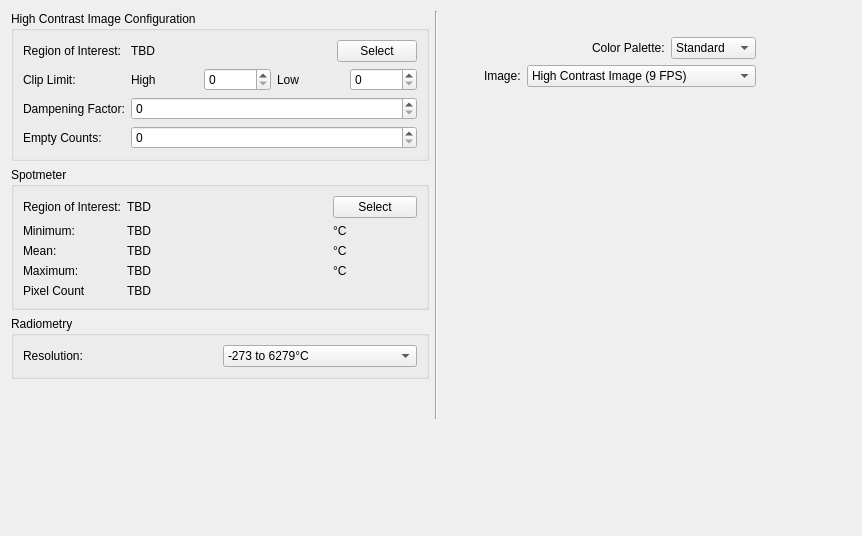
The window that src/brickv/plugin_system/plugins/thermal_imaging/ui/thermal_imaging.ui (Tinkerforge/brickv) describes before a commit, drawn with Qt 5.
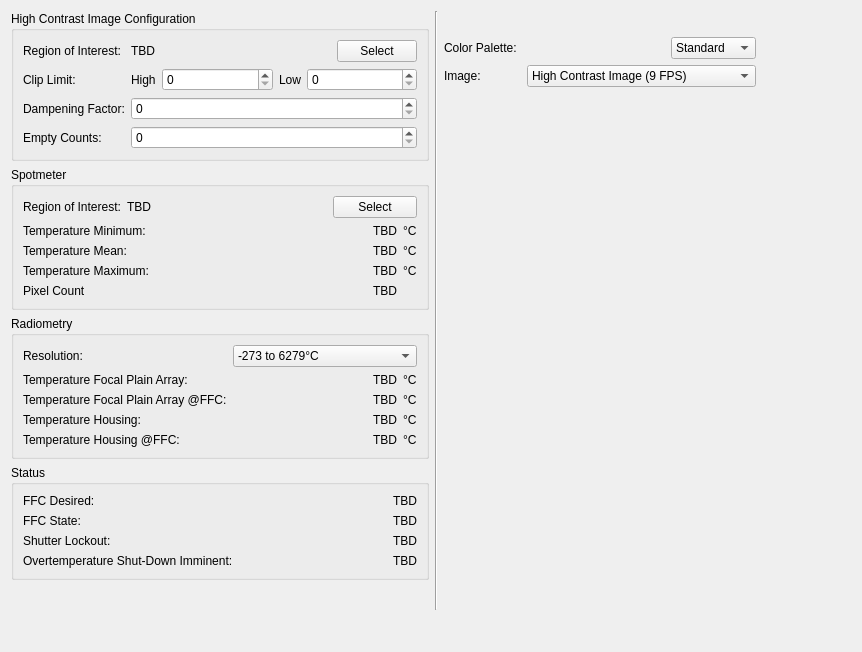
The same window after the commit.

Commit message: Add more status info

The edit to the form file:
```diff
--- a/src/brickv/plugin_system/plugins/thermal_imaging/ui/thermal_imaging.ui
+++ b/src/brickv/plugin_system/plugins/thermal_imaging/ui/thermal_imaging.ui
@@ -7,7 +7,7 @@
     <x>0</x>
     <y>0</y>
     <width>862</width>
-    <height>536</height>
+    <height>652</height>
    </rect>
   </property>
   <property name="windowTitle">
@@ -65,6 +65,12 @@
              <layout class="QHBoxLayout" name="horizontalLayout_2">
               <item>
                <widget class="QLabel" name="label_6">
+                <property name="sizePolicy">
+                 <sizepolicy hsizetype="Fixed" vsizetype="Preferred">
+                  <horstretch>0</horstretch>
+                  <verstretch>0</verstretch>
+                 </sizepolicy>
+                </property>
                 <property name="text">
                  <string>High</string>
                 </property>
@@ -72,6 +78,9 @@
               </item>
               <item>
                <widget class="QSpinBox" name="agc_clip_limit_high_spin">
+                <property name="layoutDirection">
+                 <enum>Qt::LeftToRight</enum>
+                </property>
                 <property name="maximum">
                  <number>4800</number>
                 </property>
@@ -79,6 +88,12 @@
               </item>
               <item>
                <widget class="QLabel" name="label_7">
+                <property name="sizePolicy">
+                 <sizepolicy hsizetype="Fixed" vsizetype="Preferred">
+                  <horstretch>0</horstretch>
+                  <verstretch>0</verstretch>
+                 </sizepolicy>
+                </property>
                 <property name="text">
                  <string>Low</string>
                 </property>
@@ -139,41 +154,6 @@
             <string>Spotmeter</string>
            </property>
            <layout class="QGridLayout" name="gridLayout_2">
-            <item row="1" column="0">
-             <widget class="QLabel" name="label_13">
-              <property name="text">
-               <string>Minimum:</string>
-              </property>
-             </widget>
-            </item>
-            <item row="3" column="2">
-             <widget class="QLabel" name="label_20">
-              <property name="text">
-               <string>°C</string>
-              </property>
-             </widget>
-            </item>
-            <item row="3" column="1">
-             <widget class="QLabel" name="spotmeter_maximum_label">
-              <property name="text">
-               <string>TBD</string>
-              </property>
-             </widget>
-            </item>
-            <item row="1" column="1">
-             <widget class="QLabel" name="spotmeter_minimum_label">
-              <property name="text">
-               <string>TBD</string>
-              </property>
-             </widget>
-            </item>
-            <item row="7" column="1">
-             <widget class="QLabel" name="spotmeter_pixel_count_label">
-              <property name="text">
-               <string>TBD</string>
-              </property>
-             </widget>
-            </item>
             <item row="0" column="0">
              <widget class="QLabel" name="label_8">
               <property name="text">
@@ -181,13 +161,6 @@
               </property>
              </widget>
             </item>
-            <item row="1" column="2">
-             <widget class="QLabel" name="label_19">
-              <property name="text">
-               <string>°C</string>
-              </property>
-             </widget>
-            </item>
             <item row="0" column="1">
              <widget class="QLabel" name="spotmeter_roi_label">
               <property name="minimumSize">
@@ -201,7 +174,74 @@
               </property>
              </widget>
             </item>
-            <item row="0" column="2">
+            <item row="1" column="3">
+             <widget class="QLabel" name="label_19">
+              <property name="sizePolicy">
+               <sizepolicy hsizetype="Fixed" vsizetype="Preferred">
+                <horstretch>0</horstretch>
+                <verstretch>0</verstretch>
+               </sizepolicy>
+              </property>
+              <property name="text">
+               <string>°C</string>
+              </property>
+             </widget>
+            </item>
+            <item row="2" column="3">
+             <widget class="QLabel" name="label_21">
+              <property name="text">
+               <string>°C</string>
+              </property>
+             </widget>
+            </item>
+            <item row="3" column="3">
+             <widget class="QLabel" name="label_20">
+              <property name="text">
+               <string>°C</string>
+              </property>
+             </widget>
+            </item>
+            <item row="1" column="2">
+             <widget class="QLabel" name="spotmeter_minimum_label">
+              <property name="text">
+               <string>TBD</string>
+              </property>
+              <property name="alignment">
+               <set>Qt::AlignRight|Qt::AlignTrailing|Qt::AlignVCenter</set>
+              </property>
+             </widget>
+            </item>
+            <item row="2" column="2">
+             <widget class="QLabel" name="spotmeter_mean_label">
+              <property name="text">
+               <string>TBD</string>
+              </property>
+              <property name="alignment">
+               <set>Qt::AlignRight|Qt::AlignTrailing|Qt::AlignVCenter</set>
+              </property>
+             </widget>
+            </item>
+            <item row="3" column="2">
+             <widget class="QLabel" name="spotmeter_maximum_label">
+              <property name="text">
+               <string>TBD</string>
+              </property>
+              <property name="alignment">
+               <set>Qt::AlignRight|Qt::AlignTrailing|Qt::AlignVCenter</set>
+              </property>
+             </widget>
+            </item>
+            <item row="7" column="2">
+             <widget class="QLabel" name="spotmeter_pixel_count_label">
+              <property name="text">
+               <string>TBD</string>
+              </property>
+              <property name="alignment">
+               <set>Qt::AlignRight|Qt::AlignTrailing|Qt::AlignVCenter</set>
+              </property>
+             </widget>
+            </item>
+            <item row="0" column="2" colspan="2">
              <widget class="QPushButton" name="spotmeter_roi_button">
               <property name="text">
                <string>Select</string>
@@ -211,41 +251,34 @@
               </property>
              </widget>
             </item>
-            <item row="7" column="0">
+            <item row="1" column="0" colspan="2">
+             <widget class="QLabel" name="label_13">
+              <property name="text">
+               <string>Temperature Minimum:</string>
+              </property>
+             </widget>
+            </item>
+            <item row="2" column="0" colspan="2">
+             <widget class="QLabel" name="label_11">
+              <property name="text">
+               <string>Temperature Mean:</string>
+              </property>
+             </widget>
+            </item>
+            <item row="3" column="0" colspan="2">
+             <widget class="QLabel" name="label_12">
+              <property name="text">
+               <string>Temperature Maximum:</string>
+              </property>
+             </widget>
+            </item>
+            <item row="7" column="0" colspan="2">
              <widget class="QLabel" name="label_14">
               <property name="text">
                <string>Pixel Count</string>
               </property>
              </widget>
             </item>
-            <item row="3" column="0">
-             <widget class="QLabel" name="label_12">
-              <property name="text">
-               <string>Maximum:</string>
-              </property>
-             </widget>
-            </item>
-            <item row="2" column="0">
-             <widget class="QLabel" name="label_11">
-              <property name="text">
-               <string>Mean:</string>
-              </property>
-             </widget>
-            </item>
-            <item row="2" column="1">
-             <widget class="QLabel" name="spotmeter_mean_label">
-              <property name="text">
-               <string>TBD</string>
-              </property>
-             </widget>
-            </item>
-            <item row="2" column="2">
-             <widget class="QLabel" name="label_21">
-              <property name="text">
-               <string>°C</string>
-              </property>
-             </widget>
-            </item>
            </layout>
           </widget>
          </item>
@@ -255,6 +288,27 @@
             <string>Radiometry</string>
            </property>
            <layout class="QGridLayout" name="gridLayout_3">
+            <item row="2" column="0">
+             <widget class="QLabel" name="label_15">
+              <property name="text">
+               <string>Temperature Focal Plain Array:</string>
+              </property>
+             </widget>
+            </item>
+            <item row="3" column="0">
+             <widget class="QLabel" name="label_16">
+              <property name="text">
+               <string>Temperature Focal Plain Array @FFC:</string>
+              </property>
+             </widget>
+            </item>
+            <item row="5" column="0">
+             <widget class="QLabel" name="label_18">
+              <property name="text">
+               <string>Temperature Housing @FFC:</string>
+              </property>
+             </widget>
+            </item>
             <item row="0" column="0">
              <widget class="QLabel" name="label_10">
               <property name="text">
@@ -262,7 +316,88 @@
               </property>
              </widget>
             </item>
-            <item row="0" column="1">
+            <item row="4" column="0">
+             <widget class="QLabel" name="label_17">
+              <property name="text">
+               <string>Temperature Housing:</string>
+              </property>
+             </widget>
+            </item>
+            <item row="2" column="3">
+             <widget class="QLabel" name="label_22">
+              <property name="sizePolicy">
+               <sizepolicy hsizetype="Fixed" vsizetype="Preferred">
+                <horstretch>0</horstretch>
+                <verstretch>0</verstretch>
+               </sizepolicy>
+              </property>
+              <property name="text">
+               <string>°C</string>
+              </property>
+             </widget>
+            </item>
+            <item row="3" column="3">
+             <widget class="QLabel" name="label_23">
+              <property name="text">
+               <string>°C</string>
+              </property>
+             </widget>
+            </item>
+            <item row="4" column="3">
+             <widget class="QLabel" name="label_24">
+              <property name="text">
+               <string>°C</string>
+              </property>
+             </widget>
+            </item>
+            <item row="5" column="3">
+             <widget class="QLabel" name="label_25">
+              <property name="text">
+               <string>°C</string>
+              </property>
+             </widget>
+            </item>
+            <item row="2" column="2">
+             <widget class="QLabel" name="temp_fpa_label">
+              <property name="text">
+               <string>TBD</string>
+              </property>
+              <property name="alignment">
+               <set>Qt::AlignRight|Qt::AlignTrailing|Qt::AlignVCenter</set>
+              </property>
+             </widget>
+            </item>
+            <item row="3" column="2">
+             <widget class="QLabel" name="temp_fpa_ffc_label">
+              <property name="text">
+               <string>TBD</string>
+              </property>
+              <property name="alignment">
+               <set>Qt::AlignRight|Qt::AlignTrailing|Qt::AlignVCenter</set>
+              </property>
+             </widget>
+            </item>
+            <item row="4" column="2">
+             <widget class="QLabel" name="temp_housing_label">
+              <property name="text">
+               <string>TBD</string>
+              </property>
+              <property name="alignment">
+               <set>Qt::AlignRight|Qt::AlignTrailing|Qt::AlignVCenter</set>
+              </property>
+             </widget>
+            </item>
+            <item row="5" column="2">
+             <widget class="QLabel" name="temp_housing_ffc_label">
+              <property name="text">
+               <string>TBD</string>
+              </property>
+              <property name="alignment">
+               <set>Qt::AlignRight|Qt::AlignTrailing|Qt::AlignVCenter</set>
+              </property>
+             </widget>
+            </item>
+            <item row="0" column="2" colspan="2">
              <widget class="QComboBox" name="resolution_box">
               <item>
                <property name="text">
@@ -279,6 +414,95 @@
            </layout>
           </widget>
          </item>
+         <item>
+          <widget class="QGroupBox" name="groupBox">
+           <property name="title">
+            <string>Status</string>
+           </property>
+           <layout class="QGridLayout" name="gridLayout_4">
+            <item row="1" column="0">
+             <widget class="QLabel" name="label_27">
+              <property name="text">
+               <string>FFC State:</string>
+              </property>
+             </widget>
+            </item>
+            <item row="0" column="1">
+             <widget class="QLabel" name="ffc_desired_label">
+              <property name="sizePolicy">
+               <sizepolicy hsizetype="Fixed" vsizetype="Preferred">
+                <horstretch>0</horstretch>
+                <verstretch>0</verstretch>
+               </sizepolicy>
+              </property>
+              <property name="text">
+               <string>TBD</string>
+              </property>
+             </widget>
+            </item>
+            <item row="0" column="0">
+             <widget class="QLabel" name="label_26">
+              <property name="text">
+               <string>FFC Desired:</string>
+              </property>
+             </widget>
+            </item>
+            <item row="3" column="1">
+             <widget class="QLabel" name="overtemp_label">
+              <property name="sizePolicy">
+               <sizepolicy hsizetype="Fixed" vsizetype="Preferred">
+                <horstretch>0</horstretch>
+                <verstretch>0</verstretch>
+               </sizepolicy>
+              </property>
+              <property name="text">
+               <string>TBD</string>
+              </property>
+             </widget>
+            </item>
+            <item row="1" column="1">
+             <widget class="QLabel" name="ffc_state_label">
+              <property name="sizePolicy">
+               <sizepolicy hsizetype="Fixed" vsizetype="Preferred">
+                <horstretch>0</horstretch>
+                <verstretch>0</verstretch>
+               </sizepolicy>
+              </property>
+              <property name="text">
+               <string>TBD</string>
+              </property>
+             </widget>
+            </item>
+            <item row="3" column="0">
+             <widget class="QLabel" name="label_29">
+              <property name="text">
+               <string>Overtemperature Shut-Down Imminent:</string>
+              </property>
+             </widget>
+            </item>
+            <item row="2" column="0">
+             <widget class="QLabel" name="label_28">
+              <property name="text">
+               <string>Shutter Lockout:</string>
+              </property>
+             </widget>
+            </item>
+            <item row="2" column="1">
+             <widget class="QLabel" name="shutter_lockout_label">
+              <property name="sizePolicy">
+               <sizepolicy hsizetype="Fixed" vsizetype="Preferred">
+                <horstretch>0</horstretch>
+                <verstretch>0</verstretch>
+               </sizepolicy>
+              </property>
+              <property name="text">
+               <string>TBD</string>
+              </property>
+             </widget>
+            </item>
+           </layout>
+          </widget>
+         </item>
          <item>
           <spacer name="verticalSpacer_3">
            <property name="orientation">
@@ -336,19 +560,6 @@
          </item>
          <item>
           <layout class="QHBoxLayout" name="horizontalLayout">
-           <item>
-            <spacer name="horizontalSpacer_2">
-             <property name="orientation">
-              <enum>Qt::Horizontal</enum>
-             </property>
-             <property name="sizeHint" stdset="0">
-              <size>
-               <width>40</width>
-               <height>20</height>
-              </size>
-             </property>
-            </spacer>
-           </item>
            <item>
             <widget class="QLabel" name="label">
              <property name="text">
@@ -356,6 +567,19 @@
              </property>
             </widget>
            </item>
+           <item>
+            <spacer name="horizontalSpacer_2">
+             <property name="orientation">
+              <enum>Qt::Horizontal</enum>
+             </property>
+             <property name="sizeHint" stdset="0">
+              <size>
+               <width>40</width>
+               <height>20</height>
+              </size>
+             </property>
+            </spacer>
+           </item>
            <item>
             <widget class="QComboBox" name="color_palette_box">
              <item>
@@ -379,19 +603,6 @@
          </item>
          <item>
           <layout class="QHBoxLayout" name="horizontalLayout_4">
-           <item>
-            <spacer name="horizontalSpacer">
-             <property name="orientation">
-              <enum>Qt::Horizontal</enum>
-             </property>
-             <property name="sizeHint" stdset="0">
-              <size>
-               <width>40</width>
-               <height>20</height>
-              </size>
-             </property>
-            </spacer>
-           </item>
            <item>
             <widget class="QLabel" name="label_9">
              <property name="text">
@@ -399,6 +610,19 @@
              </property>
             </widget>
            </item>
+           <item>
+            <spacer name="horizontalSpacer">
+             <property name="orientation">
+              <enum>Qt::Horizontal</enum>
+             </property>
+             <property name="sizeHint" stdset="0">
+              <size>
+               <width>40</width>
+               <height>20</height>
+              </size>
+             </property>
+            </spacer>
+           </item>
            <item>
             <widget class="QComboBox" name="image_combo">
              <item>
```
The commit also changes 1 other file.
